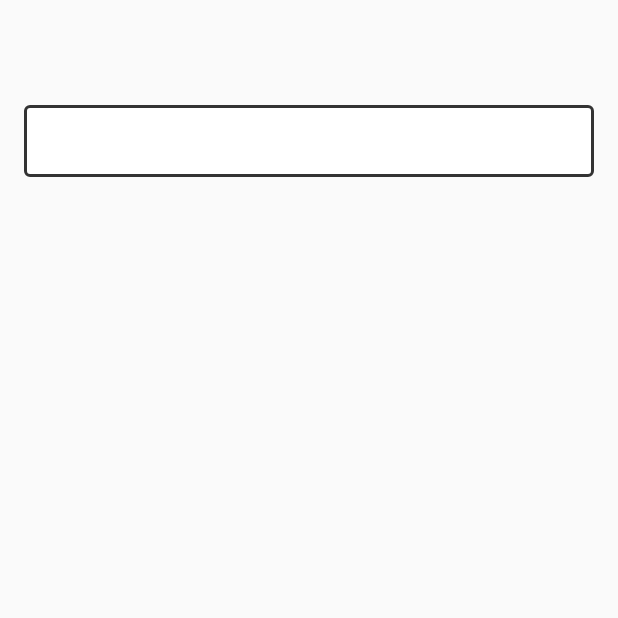
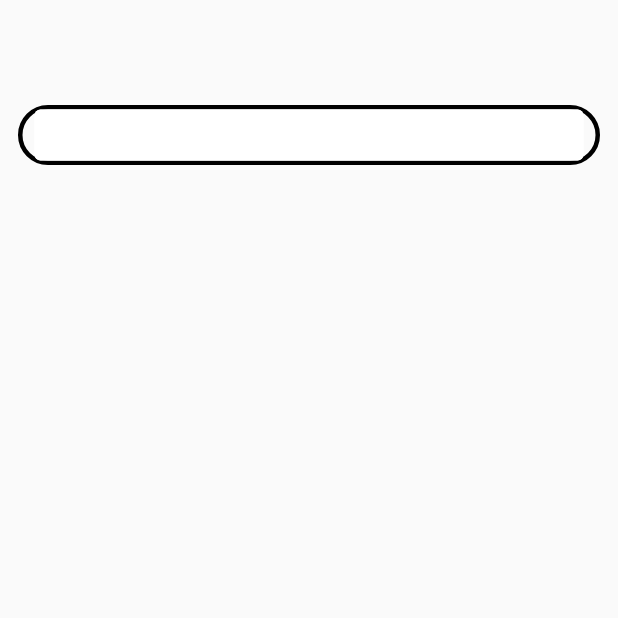
Before and after one commit to polokoio456/FlutterGithubSearch, a Flutter app: the screen it shows after launch, on a phone screen of 412 x 824 dp, the top half of it. Run offline on Flutter 3.47's test engine with Material 2 defaults, Android fonts, the phone set to English and light mode, and no system bars; our stand-ins replace dio, fluttertoast, rxdart; generated files the repository leaves out were written again.

Commit message:
optimize: input field UI

```diff
--- a/lib/main/my_home_page.view.dart
+++ b/lib/main/my_home_page.view.dart
@@ -18,6 +18,7 @@ class MyHomePageStateWidgetBuilder {
             children:[
               SizedBox(height: 70.0),
               _keywordTextField,
+              SizedBox(height: 8.0),
               _githubListView(context)
             ],
           )
@@ -25,8 +26,13 @@ class MyHomePageStateWidgetBuilder {
   );
 
   Widget get _keywordTextField => Container(
-    height: 50.0,
-    padding: EdgeInsets.symmetric(horizontal: 16.0),
+    margin: EdgeInsets.symmetric(horizontal: 12.0),
+    decoration: BoxDecoration(
+      border: Border.all(width: 3.0),
+      borderRadius: BorderRadius.all(Radius.circular(20.0)),
+    ),
+    height: 40.0,
+    padding: EdgeInsets.symmetric(horizontal: 8.0),
     child: TextField(
       onChanged: (text) {
         state.onKeywordChanged(text);
@@ -35,11 +41,11 @@ class MyHomePageStateWidgetBuilder {
       textAlign: TextAlign.start,
       textAlignVertical: TextAlignVertical.center,
       style: TextStyle(color: Color(0xFF333333), fontSize: 20),
-      cursorColor: COLOR_BLACK,
+      cursorColor: Colors.black,
       decoration: InputDecoration(
         contentPadding: EdgeInsets.all(8),
-        enabledBorder: OutlineInputBorder(borderSide: BorderSide(color: COLOR_GENERAL_TEXT, width: 2)),
-        focusedBorder: OutlineInputBorder(borderSide: BorderSide(color: COLOR_GENERAL_TEXT, width: 2)),
+        enabledBorder: OutlineInputBorder(borderSide: BorderSide(color: Colors.white, width: 2)),
+        focusedBorder: OutlineInputBorder(borderSide: BorderSide(color: Colors.white, width: 2)),
         filled: true,
         fillColor: Colors.white,
         focusColor: Colors.white,
```
